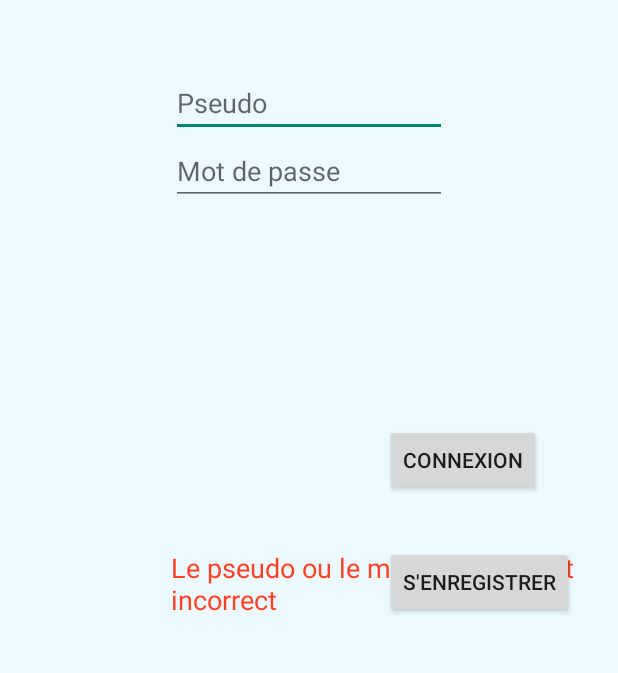
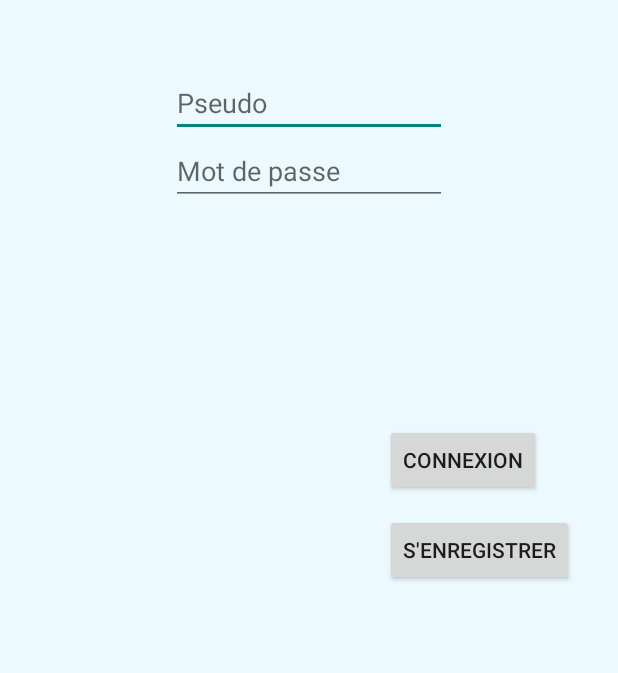
Before and after one commit to fcro/LightRingPosition, an Android app: the screen it shows after launch (MainActivity), after a tap on "CONNEXION", on a phone screen of 412 x 824 dp, the part 200-873 px from its top. Run offline under Robolectric (Android 15) with nearby library versions, the phone set to English and light mode, and no system bars.

Commit message:
petite correction android

```diff
--- a/LightRingPositionAndroid/app/src/main/java/fr/univ_lille1/iut_info/clavelm/lightringposition/MainActivity.java
+++ b/LightRingPositionAndroid/app/src/main/java/fr/univ_lille1/iut_info/clavelm/lightringposition/MainActivity.java
@@ -44,18 +44,6 @@ public class MainActivity extends ActionBarActivity {
         super.onCreate(savedInstanceState);
         setContentView(R.layout.activity_main);
 
-
-
-        final Button loginButton = (Button) findViewById(R.id.save);
-        loginButton.setOnClickListener(new View.OnClickListener() {
-
-            @Override
-            public void onClick(View v) {
-                Intent intent = new Intent(MainActivity.this, compte.class);
-                startActivity(intent);
-            }
-        });
-
     }
 
 
@@ -88,7 +76,7 @@ public class MainActivity extends ActionBarActivity {
         strMDP = pwd.getText().toString();
 
         if (strPseudo.equals("toto") && strMDP.equals("toto")) {
-            Intent i = new Intent(this, MenuLightRingActivity.class);
+            Intent i =  new Intent(MainActivity.this, fr.univ_lille1.iut_info.clavelm.lightringposition.Menu.class);
             startActivity(i);
 
         } else if (strPseudo.equals("admin") && strMDP.equals("admin")) {
@@ -100,15 +88,22 @@ public class MainActivity extends ActionBarActivity {
                 response = ag.get();
                 Toast.makeText(this, "Réponse de " + url + " : " + response,
                         Toast.LENGTH_LONG).show();
+                Intent intent = new Intent(MainActivity.this, fr.univ_lille1.iut_info.clavelm.lightringposition.Menu.class);
+                startActivity(intent);
             } catch (Exception e) {
                 Toast.makeText(this, "Aucune réponse reçue de " + url,
                         Toast.LENGTH_LONG).show();
             }
 
         } else {
-            TextView error = (TextView) findViewById(R.id.ErrorMessage);
-            error.setText("Le pseudo ou le mot de passe est incorrect");
+            Toast.makeText(this, "Identifiants incorrects",
+                    Toast.LENGTH_LONG).show();
         }
     }
+    public void save(View view){
+        Intent intent = new Intent(MainActivity.this, compte.class);
+        startActivity(intent);
+    }
+
 
 }
--- a/LightRingPositionAndroid/app/src/main/res/layout/activity_main.xml
+++ b/LightRingPositionAndroid/app/src/main/res/layout/activity_main.xml
@@ -4,8 +4,8 @@
     android:paddingRight="@dimen/activity_horizontal_margin"
     android:paddingTop="@dimen/activity_vertical_margin"
     android:paddingBottom="@dimen/activity_vertical_margin" tools:context=".MainActivity"
-    android:background="#ffecfaff"
-    android:onClick="enreg">
+    android:background="#ffecfaff">
+
 
     <TextView
         android:layout_width="wrap_content"
@@ -73,5 +73,6 @@
         android:id="@+id/save"
         android:layout_alignBottom="@+id/ErrorMessage"
         android:layout_alignLeft="@+id/ConnectButton"
-        android:layout_alignStart="@+id/ConnectButton" />
+        android:layout_alignStart="@+id/ConnectButton"
+        android:onClick="save" />
 </RelativeLayout>
--- a/LightRingPositionAndroid/app/src/main/res/layout/activity_menu_light_ring.xml
+++ /dev/null
@@ -1,5 +0,0 @@
-<FrameLayout xmlns:android="http://schemas.android.com/apk/res/android"
-    xmlns:tools="http://schemas.android.com/tools" android:id="@+id/container"
-    android:layout_width="match_parent" android:layout_height="match_parent"
-    tools:context="fr.univ_lille1.iut_info.clavelm.lightringposition.MenuLightRingActivity"
-    tools:ignore="MergeRootFrame" />
```
Also changed, not shown: LightRingPositionAndroid/app/src/main/java/fr/univ_lille1/iut_info/clavelm/lightringposition/MenuLightRingActivity.java (deleted, +0 -66 lines), LightRingPositionAndroid/app/src/main/res/menu/menu_menu_light_ring.xml (deleted, +0 -7 lines).
